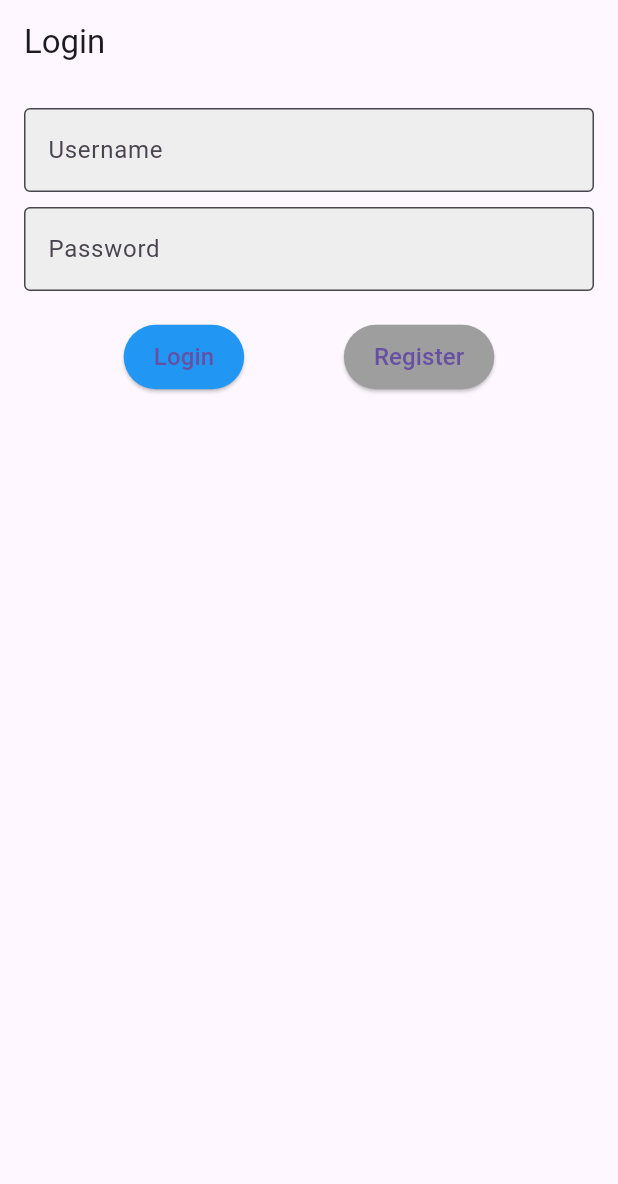
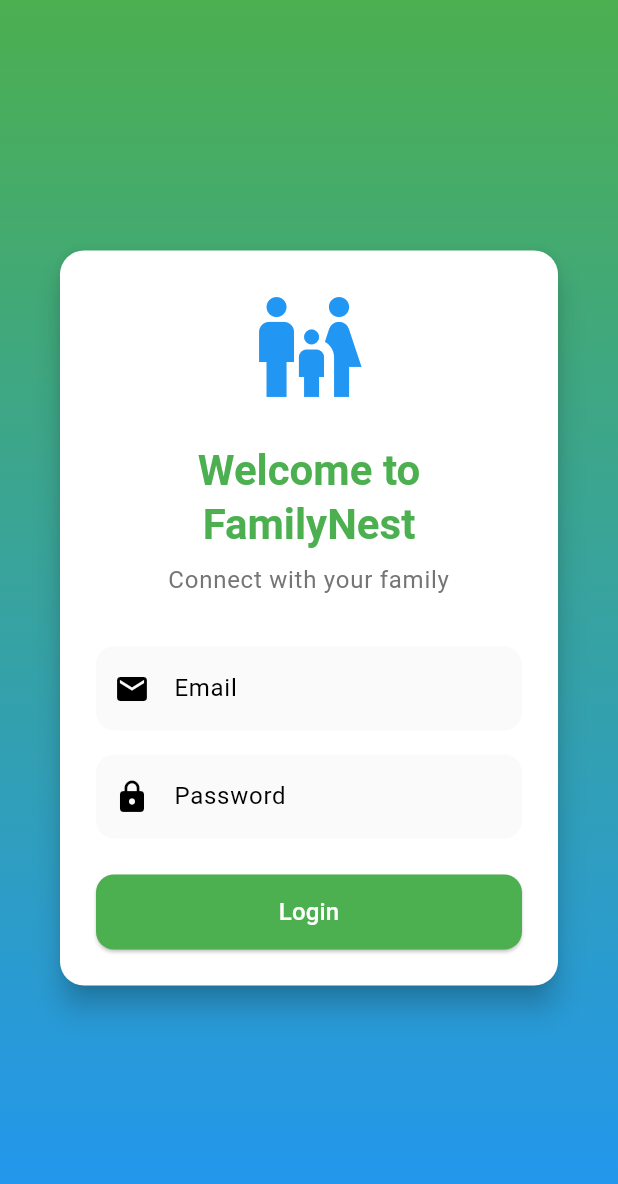
Before and after one commit to anthonypate54/familynest, a Flutter app: the screen it shows after launch, on a phone screen of 412 x 824 dp. Shown: the top 1184 px of the screen. Run offline on Flutter 3.47's test engine with Material 3 defaults, Android fonts, the phone set to English and light mode, and no system bars; our stand-ins replace image_picker, shared_preferences; network calls fail; statements that could not run were skipped.

Commit message:
feat: add theme configuration and update screens

```diff
--- a/lib/main.dart
+++ b/lib/main.dart
@@ -2,6 +2,7 @@ import 'package:flutter/material.dart';
 import 'services/api_service.dart';
 import 'screens/login_screen.dart';
 import 'screens/profile_screen.dart';
+import 'theme/app_theme.dart';
 
 void main() {
   runApp(const MyApp());
@@ -38,15 +39,14 @@ class MyAppState extends State<MyApp> {
   Widget build(BuildContext context) {
     return MaterialApp(
       title: 'FamilyNest',
-      theme: ThemeData(
-        primarySwatch: Colors.blue,
-        visualDensity: VisualDensity.adaptivePlatformDensity,
-      ),
+      theme: AppTheme.lightTheme,
       home: FutureBuilder<Map<String, dynamic>?>(
         future: _initializationFuture,
         builder: (context, snapshot) {
           if (snapshot.connectionState == ConnectionState.waiting) {
-            return const Center(child: CircularProgressIndicator());
+            return const Scaffold(
+              body: Center(child: CircularProgressIndicator()),
+            );
           }
           final user = snapshot.data;
           if (user != null) {
--- a/lib/screens/home_screen.dart
+++ b/lib/screens/home_screen.dart
@@ -75,7 +75,10 @@ class HomeScreenState extends State<HomeScreen> {
           ),
         ],
       ),
-      body: FutureBuilder<List<Map<String, dynamic>>>(
+      body: Column(
+        children: [
+          Expanded(
+            child: FutureBuilder<List<Map<String, dynamic>>>(
               future: _loadMessages(),
               builder: (context, snapshot) {
                 if (snapshot.connectionState == ConnectionState.waiting) {
@@ -108,10 +111,7 @@ class HomeScreenState extends State<HomeScreen> {
                     ),
                   );
                 }
-          return Column(
-            children: [
-              Expanded(
-                child: ListView.builder(
+                return ListView.builder(
                   itemCount: messages.length,
                   itemBuilder: (context, index) {
                     final message = messages[index];
@@ -131,6 +131,8 @@ class HomeScreenState extends State<HomeScreen> {
                           style: const TextStyle(color: Colors.grey),
                         ),
                       ),
+                    );
+                  },
                 );
               },
             ),
@@ -160,8 +162,6 @@ class HomeScreenState extends State<HomeScreen> {
             ),
           ),
         ],
-          );
-        },
       ),
     );
   }
--- a/lib/screens/login_screen.dart
+++ b/lib/screens/login_screen.dart
@@ -3,6 +3,7 @@ import 'package:image_picker/image_picker.dart';
 import 'dart:io';
 import 'profile_screen.dart';
 import '../services/api_service.dart';
+import 'home_screen.dart';
 
 class LoginScreen extends StatefulWidget {
   final ApiService apiService;
@@ -14,19 +15,31 @@ class LoginScreen extends StatefulWidget {
 }
 
 class LoginScreenState extends State<LoginScreen> {
-  final TextEditingController _usernameController = TextEditingController();
-  final TextEditingController _passwordController = TextEditingController();
+  final _formKey = GlobalKey<FormState>();
+  final _emailController = TextEditingController();
+  final _passwordController = TextEditingController();
   final TextEditingController _firstNameController = TextEditingController();
   final TextEditingController _lastNameController = TextEditingController();
   final ImagePicker _picker = ImagePicker();
   File? _photoFile;
   bool _isLoading = false;
   bool _isRegistering = false;
+  String _selectedRole = 'USER';
+  String? _errorMessage;
 
   @override
   void initState() {
     super.initState();
     _checkLoggedInUser();
+  }
+
+  @override
+  void dispose() {
+    _emailController.dispose();
+    _passwordController.dispose();
+    _firstNameController.dispose();
+    _lastNameController.dispose();
+    super.dispose();
   }
 
   Future<void> _checkLoggedInUser() async {
@@ -59,47 +72,45 @@ class LoginScreenState extends State<LoginScreen> {
   }
 
   Future<void> _login() async {
-    setState(() => _isLoading = true);
+    if (!_formKey.currentState!.validate()) return;
+
+    setState(() {
+      _isLoading = true;
+      _errorMessage = null;
+    });
+
     try {
-      final result = await widget.apiService.loginUser(
-        _usernameController.text,
+      final response = await widget.apiService.loginUser(
+        _emailController.text,
         _passwordController.text,
       );
-      debugPrint(
-        'Login successful, userId: ${result['userId']}, role: ${result['role']}',
-      );
+
+      if (response != null) {
         if (!mounted) return;
-      // Ensure token is set in ApiService
-      await widget.apiService.initialize();
         Navigator.pushReplacement(
           context,
           MaterialPageRoute(
             builder:
                 (context) => ProfileScreen(
                   apiService: widget.apiService,
-                userId: result['userId'],
-                role: result['role'] ?? 'USER',
+                  userId: response['userId'],
+                  role: response['role'] ?? 'USER',
                 ),
           ),
         );
+      } else {
+        setState(() {
+          _errorMessage = 'Invalid email or password';
+        });
+      }
     } catch (e) {
-      debugPrint('Error logging in: $e');
-      if (!mounted) return;
-      setState(() => _isLoading = false);
-      showDialog(
-        context: context,
-        builder:
-            (context) => AlertDialog(
-              title: const Text('Login Failed'),
-              content: Text('Error logging in: $e'),
-              actions: [
-                TextButton(
-                  onPressed: () => Navigator.pop(context),
-                  child: const Text('OK'),
-                ),
-              ],
-            ),
-      );
+      setState(() {
+        _errorMessage = 'An error occurred. Please try again.';
+      });
+    } finally {
+      setState(() {
+        _isLoading = false;
+      });
     }
   }
 
@@ -107,10 +118,12 @@ class LoginScreenState extends State<LoginScreen> {
     setState(() => _isLoading = true);
     try {
       final result = await widget.apiService.registerUser(
-        username: _usernameController.text,
+        username: _emailController.text,
+        email: _emailController.text,
         password: _passwordController.text,
         firstName: _firstNameController.text,
         lastName: _lastNameController.text,
+        role: _selectedRole,
         photo: _photoFile,
       );
       debugPrint('Registration successful, userId: ${result['userId']}');
@@ -162,126 +175,157 @@ class LoginScreenState extends State<LoginScreen> {
   @override
   Widget build(BuildContext context) {
     return Scaffold(
-      appBar: AppBar(title: Text(_isRegistering ? 'Register' : 'Login')),
-      body: Padding(
-        padding: const EdgeInsets.all(16.0),
-        child: SingleChildScrollView(
-          child: Column(
-            children: [
-              TextField(
-                key: const Key('usernameField'),
-                controller: _usernameController,
-                decoration: InputDecoration(
-                  labelText: 'Username',
-                  border: const OutlineInputBorder(),
-                  filled: true,
-                  fillColor: Colors.grey[200],
+      body: Container(
+        decoration: BoxDecoration(
+          gradient: LinearGradient(
+            begin: Alignment.topCenter,
+            end: Alignment.bottomCenter,
+            colors: [
+              Theme.of(context).colorScheme.primary,
+              Theme.of(context).colorScheme.secondary,
+            ],
           ),
         ),
-              const SizedBox(height: 10),
-              TextField(
-                key: const Key('passwordField'),
+        child: SafeArea(
+          child: Center(
+            child: SingleChildScrollView(
+              padding: const EdgeInsets.all(24.0),
+              child: Card(
+                elevation: 8,
+                shape: RoundedRectangleBorder(
+                  borderRadius: BorderRadius.circular(16),
+                ),
+                child: Padding(
+                  padding: const EdgeInsets.all(24.0),
+                  child: Form(
+                    key: _formKey,
+                    child: Column(
+                      mainAxisSize: MainAxisSize.min,
+                      children: [
+                        const Icon(
+                          Icons.family_restroom,
+                          size: 80,
+                          color: Colors.blue,
+                        ),
+                        const SizedBox(height: 24),
+                        Text(
+                          'Welcome to FamilyNest',
+                          style: Theme.of(
+                            context,
+                          ).textTheme.headlineMedium?.copyWith(
+                            color: Theme.of(context).colorScheme.primary,
+                            fontWeight: FontWeight.bold,
+                          ),
+                          textAlign: TextAlign.center,
+                        ),
+                        const SizedBox(height: 8),
+                        Text(
+                          'Connect with your family',
+                          style: Theme.of(context).textTheme.bodyLarge
+                              ?.copyWith(color: Colors.grey[600]),
+                          textAlign: TextAlign.center,
+                        ),
+                        const SizedBox(height: 32),
+                        TextFormField(
+                          controller: _emailController,
+                          decoration: InputDecoration(
+                            labelText: 'Email',
+                            prefixIcon: const Icon(Icons.email),
+                            border: OutlineInputBorder(
+                              borderRadius: BorderRadius.circular(12),
+                            ),
+                            filled: true,
+                            fillColor: Colors.grey[50],
+                          ),
+                          keyboardType: TextInputType.emailAddress,
+                          validator: (value) {
+                            if (value == null || value.isEmpty) {
+                              return 'Please enter your email';
+                            }
+                            return null;
+                          },
+                        ),
+                        const SizedBox(height: 16),
+                        TextFormField(
                           controller: _passwordController,
                           decoration: InputDecoration(
                             labelText: 'Password',
-                  border: const OutlineInputBorder(),
+                            prefixIcon: const Icon(Icons.lock),
+                            border: OutlineInputBorder(
+                              borderRadius: BorderRadius.circular(12),
+                            ),
                             filled: true,
-                  fillColor: Colors.grey[200],
+                            fillColor: Colors.grey[50],
                           ),
                           obscureText: true,
+                          validator: (value) {
+                            if (value == null || value.isEmpty) {
+                              return 'Please enter your password';
+                            }
+                            return null;
+                          },
                         ),
-              if (_isRegistering) ...[
-                const SizedBox(height: 10),
-                TextField(
-                  controller: _firstNameController,
-                  decoration: InputDecoration(
-                    labelText: 'First Name',
-                    border: const OutlineInputBorder(),
-                    filled: true,
-                    fillColor: Colors.grey[200],
+                        if (_errorMessage != null) ...[
+                          const SizedBox(height: 16),
+                          Container(
+                            padding: const EdgeInsets.all(12),
+                            decoration: BoxDecoration(
+                              color: Colors.red[50],
+                              borderRadius: BorderRadius.circular(8),
                             ),
+                            child: Row(
+                              children: [
+                                const Icon(
+                                  Icons.error_outline,
+                                  color: Colors.red,
                                 ),
-                const SizedBox(height: 10),
-                TextField(
-                  controller: _lastNameController,
-                  decoration: InputDecoration(
-                    labelText: 'Last Name',
-                    border: const OutlineInputBorder(),
-                    filled: true,
-                    fillColor: Colors.grey[200],
-                  ),
-                ),
-                const SizedBox(height: 10),
-                ElevatedButton(
-                  onPressed: _pickPhoto,
-                  style: ElevatedButton.styleFrom(
-                    backgroundColor: Colors.blue,
-                    padding: const EdgeInsets.symmetric(
-                      horizontal: 20,
-                      vertical: 10,
-                    ),
-                  ),
-                  child: const Text(
-                    'Pick Photo (Optional)',
-                    style: TextStyle(fontSize: 16),
-                  ),
-                ),
-                if (_photoFile != null)
-                  Padding(
-                    padding: const EdgeInsets.symmetric(vertical: 10),
-                    child: Image.file(
-                      _photoFile!,
-                      height: 100,
-                      width: 100,
-                      fit: BoxFit.cover,
-                    ),
-                  ),
-              ],
-              const SizedBox(height: 20),
-              _isLoading
-                  ? const CircularProgressIndicator()
-                  : Row(
-                    mainAxisAlignment: MainAxisAlignment.spaceEvenly,
-                    children: [
-                      ElevatedButton(
-                        key: const Key('loginButton'),
-                        onPressed: _isRegistering ? _register : _login,
-                        style: ElevatedButton.styleFrom(
-                          backgroundColor: Colors.blue,
-                          padding: const EdgeInsets.symmetric(
-                            horizontal: 20,
-                            vertical: 10,
-                          ),
-                        ),
+                                const SizedBox(width: 8),
+                                Expanded(
                                   child: Text(
-                          _isRegistering ? 'Register' : 'Login',
-                          style: const TextStyle(fontSize: 16),
-                        ),
-                      ),
-                      ElevatedButton(
-                        onPressed: () {
-                          setState(() {
-                            _isRegistering = !_isRegistering;
-                            _photoFile = null;
-                            _firstNameController.clear();
-                            _lastNameController.clear();
-                          });
-                        },
-                        style: ElevatedButton.styleFrom(
-                          backgroundColor: Colors.grey,
-                          padding: const EdgeInsets.symmetric(
-                            horizontal: 20,
-                            vertical: 10,
-                          ),
-                        ),
-                        child: Text(
-                          _isRegistering ? 'Back to Login' : 'Register',
-                          style: const TextStyle(fontSize: 16),
+                                    _errorMessage!,
+                                    style: const TextStyle(color: Colors.red),
                                   ),
                                 ),
                               ],
                             ),
+                          ),
                         ],
+                        const SizedBox(height: 24),
+                        SizedBox(
+                          width: double.infinity,
+                          height: 50,
+                          child: ElevatedButton(
+                            onPressed: _isLoading ? null : _login,
+                            style: ElevatedButton.styleFrom(
+                              shape: RoundedRectangleBorder(
+                                borderRadius: BorderRadius.circular(12),
+                              ),
+                            ),
+                            child:
+                                _isLoading
+                                    ? const SizedBox(
+                                      height: 20,
+                                      width: 20,
+                                      child: CircularProgressIndicator(
+                                        strokeWidth: 2,
+                                        valueColor:
+                                            AlwaysStoppedAnimation<Color>(
+                                              Colors.white,
+                                            ),
+                                      ),
+                                    )
+                                    : const Text(
+                                      'Login',
+                                      style: TextStyle(fontSize: 16),
+                                    ),
+                          ),
+                        ),
+                      ],
+                    ),
+                  ),
+                ),
+              ),
+            ),
           ),
         ),
       ),
--- /dev/null
+++ b/lib/theme/app_theme.dart
@@ -0,0 +1,83 @@
+import 'package:flutter/material.dart';
+
+class AppTheme {
+  static const Color primaryColor = Color(0xFF4CAF50); // Green
+  static const Color secondaryColor = Color(0xFF2196F3); // Blue
+  static const Color accentColor = Color(0xFFFFC107); // Amber
+  static const Color backgroundColor = Color(0xFFF5F5F5); // Light grey
+  static const Color surfaceColor = Colors.white;
+  static const Color errorColor = Color(0xFFE57373); // Light red
+
+  static ThemeData lightTheme = ThemeData(
+    primaryColor: primaryColor,
+    colorScheme: ColorScheme.light(
+      primary: primaryColor,
+      secondary: secondaryColor,
+      surface: surfaceColor,
+      background: backgroundColor,
+      error: errorColor,
+    ),
+    scaffoldBackgroundColor: backgroundColor,
+    appBarTheme: const AppBarTheme(
+      backgroundColor: primaryColor,
+      elevation: 0,
+      centerTitle: true,
+      iconTheme: IconThemeData(color: Colors.white),
+      titleTextStyle: TextStyle(
+        color: Colors.white,
+        fontSize: 20,
+        fontWeight: FontWeight.bold,
+      ),
+    ),
+    cardTheme: CardTheme(
+      elevation: 2,
+      shape: RoundedRectangleBorder(borderRadius: BorderRadius.circular(12)),
+      margin: const EdgeInsets.symmetric(horizontal: 16, vertical: 8),
+    ),
+    inputDecorationTheme: InputDecorationTheme(
+      filled: true,
+      fillColor: Colors.white,
+      border: OutlineInputBorder(
+        borderRadius: BorderRadius.circular(12),
+        borderSide: BorderSide.none,
+      ),
+      enabledBorder: OutlineInputBorder(
+        borderRadius: BorderRadius.circular(12),
+        borderSide: BorderSide.none,
+      ),
+      focusedBorder: OutlineInputBorder(
+        borderRadius: BorderRadius.circular(12),
+        borderSide: const BorderSide(color: primaryColor, width: 2),
+      ),
+      contentPadding: const EdgeInsets.symmetric(horizontal: 16, vertical: 16),
+    ),
+    elevatedButtonTheme: ElevatedButtonThemeData(
+      style: ElevatedButton.styleFrom(
+        backgroundColor: primaryColor,
+        foregroundColor: Colors.white,
+        padding: const EdgeInsets.symmetric(horizontal: 24, vertical: 12),
+        shape: RoundedRectangleBorder(borderRadius: BorderRadius.circular(12)),
+      ),
+    ),
+    textButtonTheme: TextButtonThemeData(
+      style: TextButton.styleFrom(
+        foregroundColor: primaryColor,
+        padding: const EdgeInsets.symmetric(horizontal: 16, vertical: 8),
+      ),
+    ),
+    textTheme: const TextTheme(
+      displayLarge: TextStyle(
+        fontSize: 24,
+        fontWeight: FontWeight.bold,
+        color: Colors.black87,
+      ),
+      displayMedium: TextStyle(
+        fontSize: 20,
+        fontWeight: FontWeight.bold,
+        color: Colors.black87,
+      ),
+      bodyLarge: TextStyle(fontSize: 16, color: Colors.black87),
+      bodyMedium: TextStyle(fontSize: 14, color: Colors.black54),
+    ),
+  );
+}
```
Lines whose indentation alone changed are shown as unchanged.
